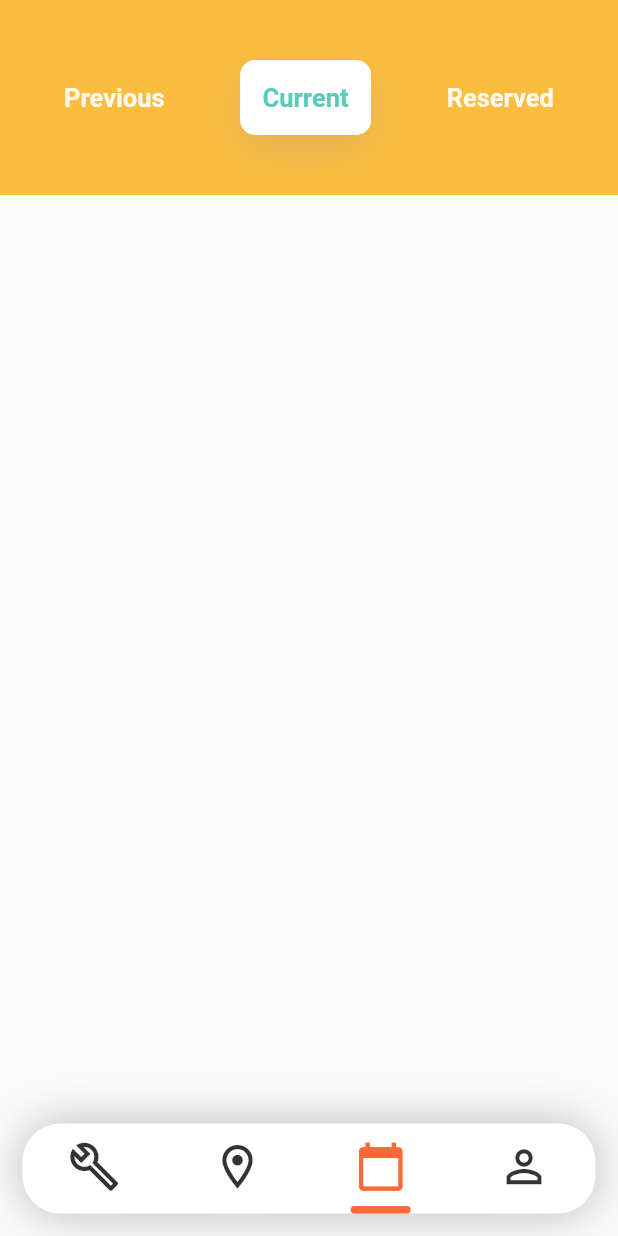
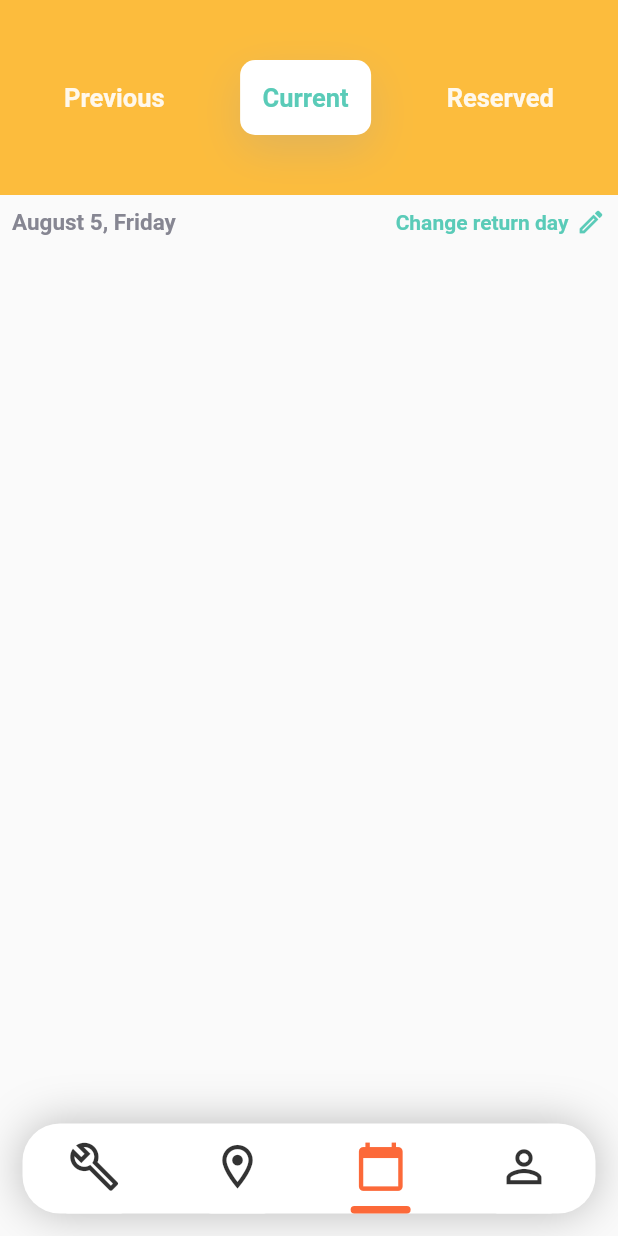
Before and after one commit to RodrigoUchoa001/avaliacao_2_programacao_4, a Flutter app: the screen it shows after launch, item 3 of the bottom bar chosen, on a phone screen of 412 x 824 dp. Run offline on Flutter 3.47's test engine with Material 2 defaults, Android fonts, the light colour scheme and no system bars; missing offline and left inert: icon_decoration.

Commit message:
Feito campos de data atual na tela de aluguel

```diff
--- a/lib/screens/rents_screen.dart
+++ b/lib/screens/rents_screen.dart
@@ -1,3 +1,4 @@
+import 'package:avaliacao_2/widgets/rent_screen/calendar_container.dart';
 import 'package:avaliacao_2/widgets/rent_screen/rent_top_bar_buttons.dart';
 import 'package:flutter/material.dart';
 
@@ -10,6 +11,7 @@ class RentsScreen extends StatelessWidget {
       child: Column(
         children: const [
           RentTopBarButtons(),
+          CalendarContainer(),
         ],
       ),
     );
--- a/lib/utils/utils.dart
+++ b/lib/utils/utils.dart
@@ -28,3 +28,24 @@ String getNameOfIntMonth(int month) {
       return 'WTF';
   }
 }
+
+String getNameOfDayOfTheWeek(int month) {
+  switch (month) {
+    case 1:
+      return 'Monday';
+    case 2:
+      return 'Tuesday';
+    case 3:
+      return 'Wednesday';
+    case 4:
+      return 'Thursday';
+    case 5:
+      return 'Friday';
+    case 6:
+      return 'Saturday';
+    case 7:
+      return 'Sunday';
+    default:
+      return 'WTF';
+  }
+}
--- /dev/null
+++ b/lib/widgets/rent_screen/calendar_container.dart
@@ -0,0 +1,48 @@
+import 'package:avaliacao_2/utils/utils.dart';
+import 'package:flutter/material.dart';
+
+class CalendarContainer extends StatelessWidget {
+  const CalendarContainer({Key? key}) : super(key: key);
+
+  @override
+  Widget build(BuildContext context) {
+    final actualDate = DateTime.now();
+
+    return Padding(
+      padding: const EdgeInsets.all(8),
+      child: Column(
+        children: [
+          Row(
+            mainAxisAlignment: MainAxisAlignment.spaceBetween,
+            children: [
+              Text(
+                '${getNameOfIntMonth(actualDate.month)} ${actualDate.day}, ${getNameOfDayOfTheWeek(actualDate.weekday)}',
+                style: Theme.of(context)
+                    .textTheme
+                    .bodyLarge!
+                    .copyWith(fontSize: 15),
+              ),
+              Row(
+                children: [
+                  Text(
+                    'Change return day',
+                    style: TextStyle(
+                      color: Theme.of(context).cardColor,
+                      fontWeight: FontWeight.bold,
+                    ),
+                  ),
+                  const SizedBox(width: 5),
+                  Icon(
+                    Icons.edit_outlined,
+                    color: Theme.of(context).cardColor,
+                    size: 20,
+                  ),
+                ],
+              ),
+            ],
+          )
+        ],
+      ),
+    );
+  }
+}
```
